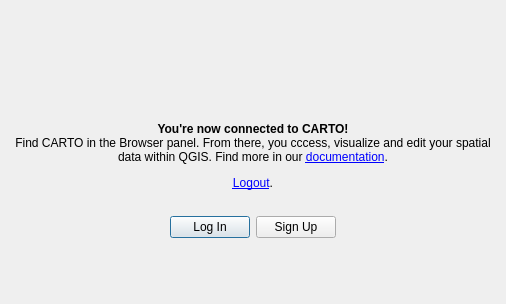
Old version of the form carto/gui/authorizationsuccessdialog.ui in the repository anamanvil/carto-qgis-plugin.
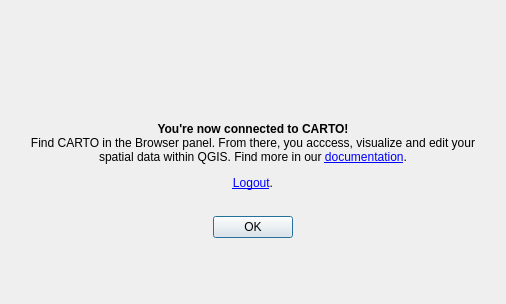
New version of the form.

Diff of the .ui file:
```diff
--- a/carto/gui/authorizationsuccessdialog.ui
+++ b/carto/gui/authorizationsuccessdialog.ui
@@ -72,7 +72,7 @@
      <item>
       <widget class="QLabel" name="labelMain">
        <property name="text">
-        <string>&lt;html&gt;&lt;head/&gt;&lt;body&gt;&lt;p align=&quot;center&quot;&gt;&lt;span style=&quot; font-weight:600;&quot;&gt;You're now connected to CARTO!&lt;/span&gt;&lt;br/&gt;Find CARTO in the Browser panel. From there, you cccess, visualize and edit your spatial data within QGIS. Find more in our &lt;a href=&quot;documentation&quot;&gt;&lt;span style=&quot; text-decoration: underline; color:#0000ff;&quot;&gt;documentation&lt;/span&gt;&lt;/a&gt;.&lt;/p&gt;&lt;p align=&quot;center&quot;&gt;&lt;a href=&quot;logout&quot;&gt;&lt;span style=&quot; text-decoration: underline; color:#0000ff;&quot;&gt;Logout&lt;/span&gt;&lt;/a&gt;.&lt;/p&gt;&lt;/body&gt;&lt;/html&gt;</string>
+        <string>&lt;html&gt;&lt;head/&gt;&lt;body&gt;&lt;p align=&quot;center&quot;&gt;&lt;span style=&quot; font-weight:600;&quot;&gt;You're now connected to CARTO!&lt;/span&gt;&lt;br/&gt;Find CARTO in the Browser panel. From there, you acccess, visualize and edit your spatial data within QGIS. Find more in our &lt;a href=&quot;documentation&quot;&gt;&lt;span style=&quot; text-decoration: underline; color:#0000ff;&quot;&gt;documentation&lt;/span&gt;&lt;/a&gt;.&lt;/p&gt;&lt;p align=&quot;center&quot;&gt;&lt;a href=&quot;logout&quot;&gt;&lt;span style=&quot; text-decoration: underline; color:#0000ff;&quot;&gt;Logout&lt;/span&gt;&lt;/a&gt;.&lt;/p&gt;&lt;/body&gt;&lt;/html&gt;</string>
        </property>
        <property name="alignment">
         <set>Qt::AlignCenter</set>
@@ -99,7 +99,7 @@
       </spacer>
      </item>
      <item>
-      <layout class="QHBoxLayout" name="horizontalLayout" stretch="0,0,0,0">
+      <layout class="QHBoxLayout" name="horizontalLayout" stretch="0,0,0">
        <item>
         <spacer name="horizontalSpacer">
          <property name="orientation">
@@ -116,14 +116,7 @@
        <item>
         <widget class="QPushButton" name="btnLogin">
          <property name="text">
-          <string>Log In</string>
-         </property>
-        </widget>
-       </item>
-       <item>
-        <widget class="QPushButton" name="btnSignup">
-         <property name="text">
-          <string>Sign Up</string>
+          <string>OK</string>
          </property>
         </widget>
        </item>
```
Left out of the diff: 2 changed lines with no effect on the pictures.
